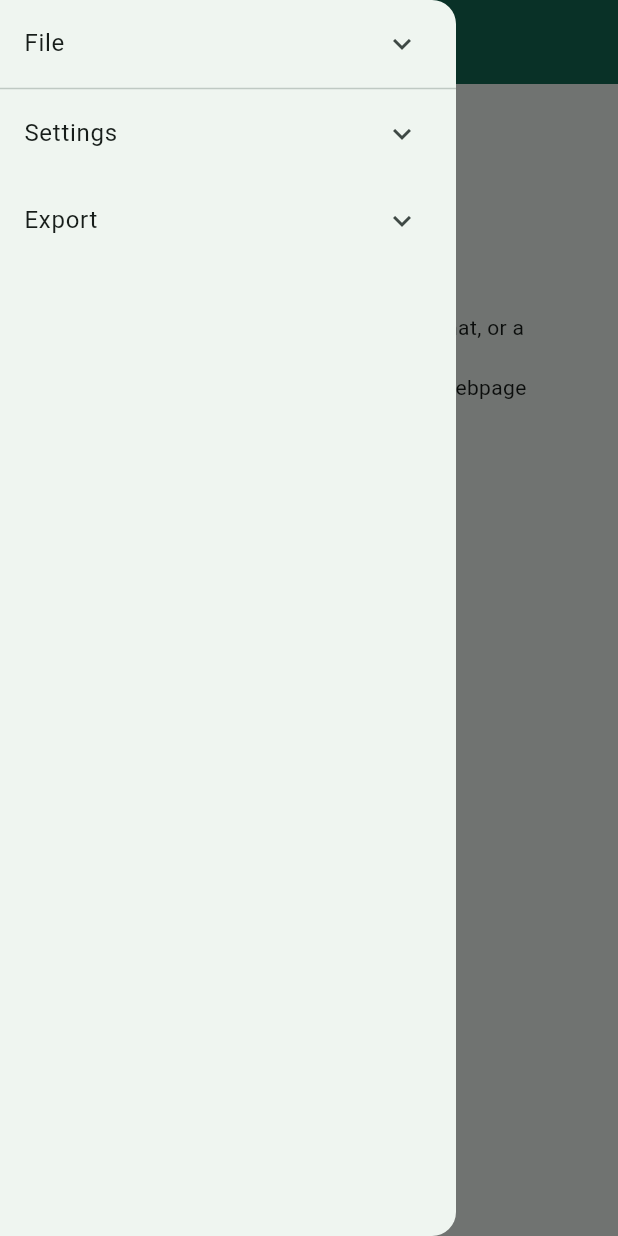
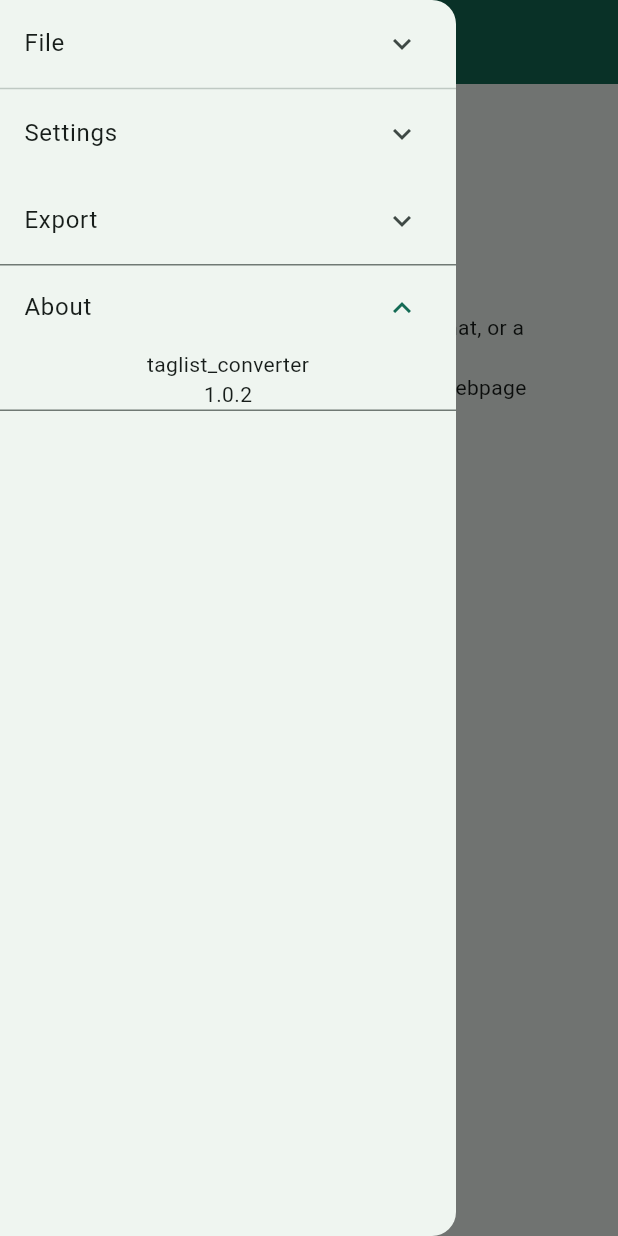
Before and after one commit to athorsnes/taglist_converter, a Flutter app: the screen it shows after launch, in the side drawer, after a tap on the "folder open" icon, on a phone screen of 412 x 824 dp. Run offline on Flutter 3.47's test engine with Material 2 defaults, Android fonts, the phone set to English and light mode, and no system bars; our stand-ins replace file_picker, package_info_plus; missing offline and left inert: excel.

Commit message:
added about

```diff
--- a/lib/homepage.dart
+++ b/lib/homepage.dart
@@ -9,9 +9,11 @@ import 'package:url_launcher/url_launcher.dart';
 import 'classes/alarm.dart';
 import 'classes/tag.dart';
 import 'widgets/alarm_editor.dart';
+import 'package:package_info_plus/package_info_plus.dart';
 
 class HomePage extends StatefulWidget {
-  const HomePage({Key? key}) : super(key: key);
+  final PackageInfo packageInfo;
+  const HomePage({Key? key, required this.packageInfo}) : super(key: key);
 
   @override
   _HomePageState createState() => _HomePageState();
@@ -236,9 +238,10 @@ class _HomePageState extends State<HomePage> {
 
   Future<void> _openFile() async {
     final result = await FilePicker.platform.pickFiles(
-      type: FileType.custom,
-      allowedExtensions: ['xlsx', 'json'],
-    );
+        //allowMultiple: true,
+        //type: FileType.custom,
+        //allowedExtensions: ['xlsx', 'json'],
+        );
     if (result != null) {
       if (result.paths[0]?.split(".").last == "json") {
         _readFromJson(result.paths[0]!);
@@ -515,6 +518,13 @@ class _HomePageState extends State<HomePage> {
                   : [const Text("Select some tags first")]
             ],
           ),
+          ExpansionTile(
+            title: Text("About"),
+            children: [
+              Text(widget.packageInfo.appName),
+              Text(widget.packageInfo.version),
+            ],
+          )
         ]),
       ),
       appBar: AppBar(
--- a/lib/main.dart
+++ b/lib/main.dart
@@ -1,12 +1,16 @@
 import 'package:flutter/material.dart';
+import 'package:package_info_plus/package_info_plus.dart';
 import 'package:taglist_converter/homepage.dart';
 
-void main() {
-  runApp(const MyApp());
+void main() async {
+  WidgetsFlutterBinding.ensureInitialized();
+  PackageInfo packageInfo = await PackageInfo.fromPlatform();
+  runApp(MyApp(packageInfo: packageInfo));
 }
 
 class MyApp extends StatelessWidget {
-  const MyApp({super.key});
+  final PackageInfo packageInfo;
+  const MyApp({super.key, required this.packageInfo});
 
   @override
   Widget build(BuildContext context) {
@@ -17,7 +21,9 @@ class MyApp extends StatelessWidget {
             seedColor: const Color.fromARGB(255, 0, 70, 54)),
         useMaterial3: true,
       ),
-      home: const HomePage(),
+      home: HomePage(
+        packageInfo: packageInfo,
+      ),
     );
   }
 }
--- a/pubspec.yaml
+++ b/pubspec.yaml
@@ -33,6 +33,7 @@ dependencies:
   file_picker: ^5.3.2
   excel: ^2.1.0
   url_launcher: ^6.1.11
+  package_info_plus: ^4.0.2
 
   # The following adds the Cupertino Icons font to your application.
   # Use with the CupertinoIcons class for iOS style icons.
```
Also changed, not shown: pubspec.lock, 2 other files.
